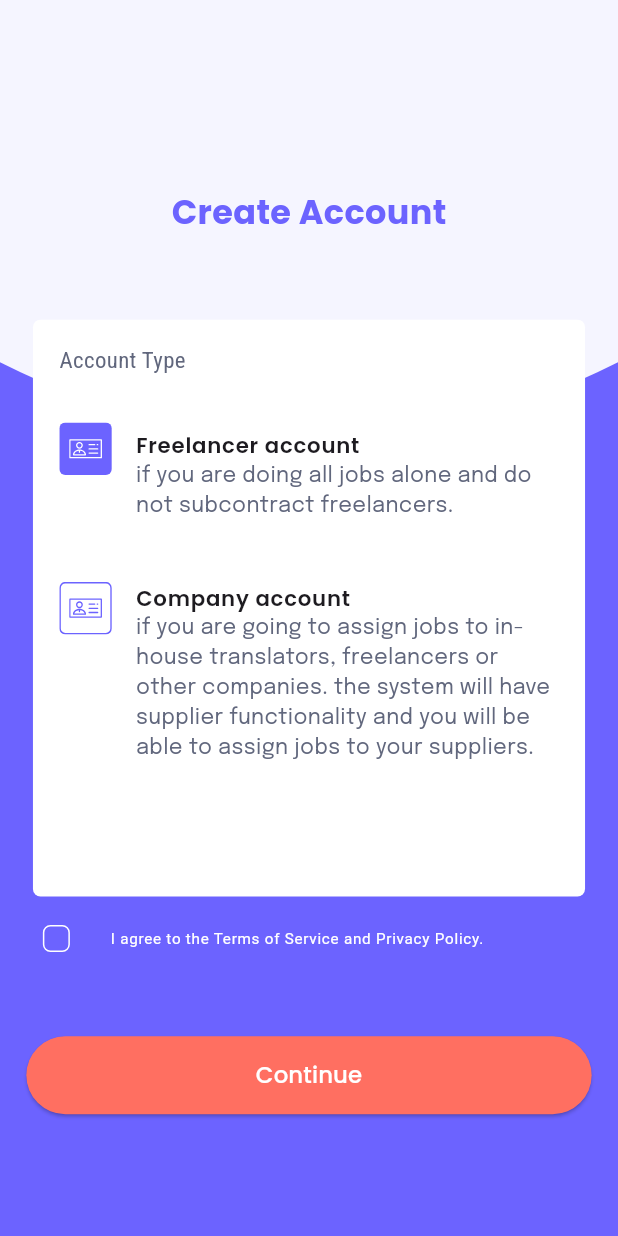
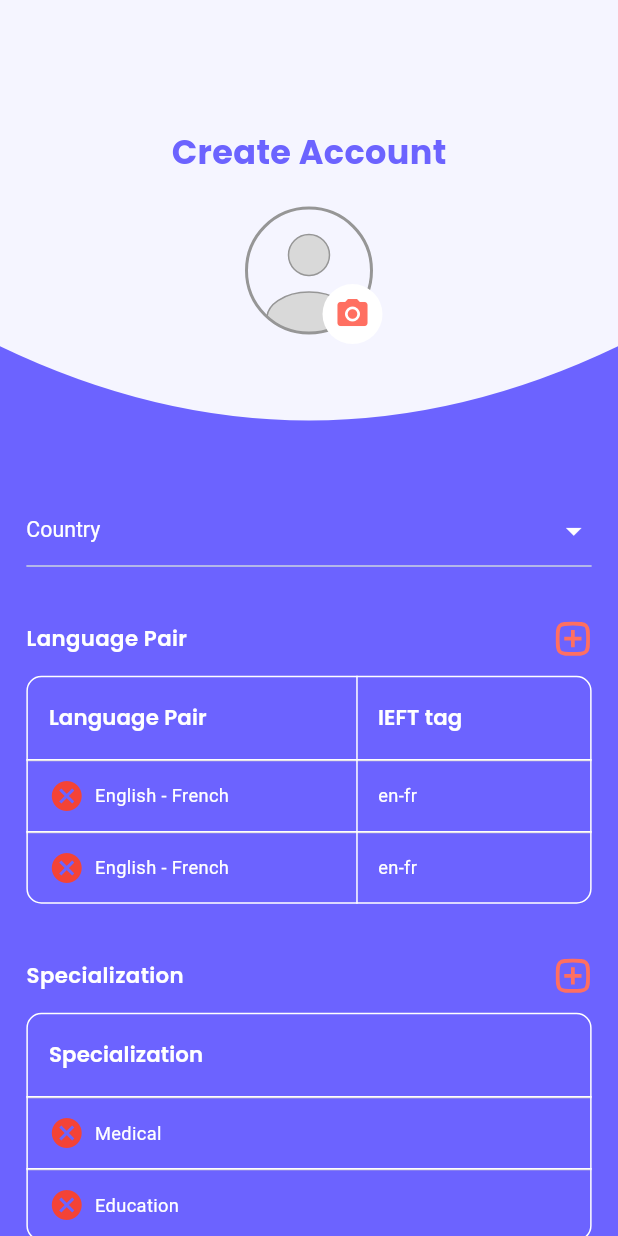
Before and after one commit to Mohamed-7agag/Tradof, a Flutter app: the CreateAccountPageView screen opened by its route, swiped to page 3, on a phone screen of 412 x 824 dp. Run offline on Flutter 3.47's test engine with Material 3 defaults, Android fonts, the light colour scheme and no system bars; drawn by our look-alikes of expandable_page_view; our stand-ins replace awesome_dialog, dartz, dio, equatable, flutter_bloc, flutter_otp_text_field and 9 more; accounts and stored records are empty; statements that could not run were skipped.

Commit message:
create register3 views : freelancer view company view

```diff
--- /dev/null
+++ b/lib/core/utils/widgets/custom_drop_down_widget.dart
@@ -0,0 +1,45 @@
+import 'package:flutter/material.dart';
+
+import '../../theming/app_colors.dart';
+import '../../theming/app_style.dart';
+
+class CustomDropDownWidget extends StatelessWidget {
+  const CustomDropDownWidget(
+      {super.key, required this.hint, required this.items, this.value});
+  final String hint;
+  final List<String> items;
+  final String? value;
+
+  @override
+  Widget build(BuildContext context) {
+    return DropdownButtonFormField<String>(
+      decoration: InputDecoration(
+        border: _buildBorder(),
+        enabledBorder: _buildBorder(),
+        focusedBorder: _buildBorder(color: AppColors.white),
+      ),
+      value: value,
+      iconEnabledColor: AppColors.white,
+      style: AppStyle.poppinsMedium14.copyWith(color: AppColors.white),
+      dropdownColor: AppColors.darkGrey,
+      elevation: 4,
+      hint: Text(
+        hint,
+        style: AppStyle.robotoRegular14.copyWith(color: AppColors.white),
+      ),
+      items: items
+          .map(
+            (e) => DropdownMenuItem(
+                value: e, child: Text(e, style: AppStyle.poppinsMedium14)),
+          )
+          .toList(),
+      onChanged: (value) {},
+    );
+  }
+
+  UnderlineInputBorder _buildBorder({Color? color}) {
+    return UnderlineInputBorder(
+      borderSide: BorderSide(color: color ?? AppColors.grey),
+    );
+  }
+}
--- a/lib/core/utils/widgets/custom_text_field.dart
+++ b/lib/core/utils/widgets/custom_text_field.dart
@@ -41,6 +41,7 @@ class _CustomTextFieldState extends State<CustomTextField> {
       obscureText: _isObscure,
       controller: widget.controller,
       keyboardType: widget.keyboardType,
+      style: AppStyle.robotoRegular14.copyWith(color: widget.labelColor),
       validator: (value) {
         if (value!.trim().isNullOrEmpty()) {
           return 'required';
@@ -51,6 +52,7 @@ class _CustomTextFieldState extends State<CustomTextField> {
         suffixIcon: widget.obscureText
             ? ObscureIcon(
                 isObscure: _isObscure,
+                labelColor: widget.labelColor,
                 onPressed: () {
                   setState(() => _isObscure = !_isObscure);
                 },
@@ -59,7 +61,8 @@ class _CustomTextFieldState extends State<CustomTextField> {
         border: _buildBorder(),
         enabledBorder: _buildBorder(),
         focusedErrorBorder: _buildBorder(),
-        focusedBorder: _buildBorder(color: widget.labelColor ?? AppColors.primary),
+        focusedBorder:
+            _buildBorder(color: widget.labelColor ?? AppColors.primary),
         errorBorder: _buildBorder(color: Colors.red),
         label: Text(
           widget.labelText,
--- a/lib/core/utils/widgets/obscure_icon.dart
+++ b/lib/core/utils/widgets/obscure_icon.dart
@@ -5,10 +5,11 @@ class ObscureIcon extends StatelessWidget {
   const ObscureIcon({
     super.key,
     required this.isObscure,
-    required this.onPressed,
+    required this.onPressed, this.labelColor,
   });
 
   final bool isObscure;
+  final Color? labelColor;
   final VoidCallback onPressed;
 
   @override
@@ -16,7 +17,7 @@ class ObscureIcon extends StatelessWidget {
     return IconButton(
       icon: Icon(
         isObscure ? Icons.visibility : Icons.visibility_off,
-        color: AppColors.primary,
+        color: labelColor ?? AppColors.primary,
       ),
       onPressed: onPressed,
     );
--- a/lib/features/auth/presentation/views/create_account_page_view.dart
+++ b/lib/features/auth/presentation/views/create_account_page_view.dart
@@ -4,6 +4,8 @@ import 'package:tradof/core/helpers/spacing.dart';
 import 'package:tradof/core/theming/app_colors.dart';
 import 'package:tradof/features/auth/presentation/views/register_view.dart';
 import 'package:tradof/features/auth/presentation/views/select_account_type_view.dart';
+
+import 'freelancer_register_view.dart';
 
 class CreateAccountPageView extends StatefulWidget {
   const CreateAccountPageView({super.key});
@@ -38,7 +40,8 @@ class _CreateAccountPageViewState extends State<CreateAccountPageView> {
             hasScrollBody: false,
             child: Column(
               children: [
-                ExpandablePageView(
+                Expanded(
+                  child: ExpandablePageView(
                     controller: _pageController,
                     onPageChanged: (int page) {
                       setState(() => _currentPage = page);
@@ -46,8 +49,10 @@ class _CreateAccountPageViewState extends State<CreateAccountPageView> {
                     children: [
                       SelectAccountTypeView(pageController: _pageController),
                       RegisterView(pageController: _pageController),
-                    SelectAccountTypeView(pageController: _pageController),
+                      FreelancerRegisterView(),
+                      //CompanyRegisterView(),
                     ],
+                  ),
                 ),
                 verticalSpace(20),
                 _buildDotIndicator(),
--- /dev/null
+++ b/lib/features/auth/presentation/views/freelancer_register_view.dart
@@ -0,0 +1,44 @@
+import 'package:flutter/material.dart';
+import 'package:flutter_screenutil/flutter_screenutil.dart';
+import 'package:tradof/core/helpers/spacing.dart';
+import 'package:tradof/core/theming/app_colors.dart';
+import 'package:tradof/core/utils/widgets/custom_button.dart';
+import 'package:tradof/core/utils/widgets/custom_drop_down_widget.dart';
+import 'package:tradof/features/auth/presentation/widgets/create_account_curve_with_image.dart';
+import 'package:tradof/features/auth/presentation/widgets/language_pair_table.dart';
+import 'package:tradof/features/auth/presentation/widgets/specialization_table.dart';
+
+class FreelancerRegisterView extends StatelessWidget {
+  const FreelancerRegisterView({super.key});
+
+  @override
+  Widget build(BuildContext context) {
+    return Column(
+      children: [
+        CreateAccountCurveWithImage(),
+        Padding(
+          padding: EdgeInsets.symmetric(horizontal: 16.w),
+          child: Column(
+            children: [
+              CustomDropDownWidget(
+                hint: 'Country',
+                items: ['USA', 'UK', 'Canada'],
+              ),
+              verticalSpace(35),
+              LanguagePairTable(),
+              verticalSpace(35),
+              SpecializationTable(),
+              verticalSpace(40),
+              CustomButton(
+                text: 'Continue',
+                color: AppColors.lightOrange,
+                onPressed: () {},
+              ),
+              verticalSpace(20),
+            ],
+          ),
+        ),
+      ],
+    );
+  }
+}
--- a/lib/features/auth/presentation/views/select_account_type_view.dart
+++ b/lib/features/auth/presentation/views/select_account_type_view.dart
@@ -13,7 +13,7 @@ class SelectAccountTypeView extends StatelessWidget {
   @override
   Widget build(BuildContext context) {
     return SizedBox(
-      height: 1.sh,
+      height: 0.95.sh,
       child: Stack(
         alignment: Alignment.topCenter,
         children: [
--- /dev/null
+++ b/lib/features/auth/presentation/widgets/account_image_widget.dart
@@ -0,0 +1,73 @@
+import 'dart:developer';
+import 'dart:io';
+
+import 'package:flutter/material.dart';
+import 'package:flutter_svg/flutter_svg.dart';
+import 'package:image_picker/image_picker.dart';
+
+import '../../../../core/theming/app_colors.dart';
+
+class AccountImageWidget extends StatefulWidget {
+  const AccountImageWidget({super.key});
+
+  @override
+  State<AccountImageWidget> createState() => _AccountImageWidgetState();
+}
+
+class _AccountImageWidgetState extends State<AccountImageWidget> {
+  File? _image;
+  Future<void> _pickImageFromGallery() async {
+    try {
+      final ImagePicker picker = ImagePicker();
+      final XFile? image = await picker.pickImage(source: ImageSource.gallery);
+      if (image != null) {
+        setState(() {
+          _image = File(image.path);
+        });
+      }
+    } catch (e) {
+      log('Error picking image: $e');
+    }
+  }
+
+  @override
+  Widget build(BuildContext context) {
+    return Stack(
+      alignment: Alignment.bottomRight,
+      clipBehavior: Clip.none,
+      children: [
+        userImage(),
+        Positioned(
+          bottom: -10,
+          right: -10,
+          child: IconButton(
+            onPressed: () {
+              _pickImageFromGallery();
+            },
+            icon: Icon(
+              Icons.camera_alt,
+              color: AppColors.lightOrange,
+            ),
+            style: IconButton.styleFrom(
+              backgroundColor: AppColors.white,
+            ),
+          ),
+        )
+      ],
+    );
+  }
+
+  Widget userImage() {
+    return _image != null
+        ? ClipRRect(
+            borderRadius: BorderRadius.circular(50),
+            child: Image.file(
+              _image!,
+              width: 85,
+              height: 85,
+              fit: BoxFit.fill,
+            ),
+          )
+        : SvgPicture.asset('assets/images/person.svg');
+  }
+}
--- a/lib/features/auth/presentation/widgets/create_account_countainer_curve.dart
+++ b/lib/features/auth/presentation/widgets/create_account_curve_with_image.dart
@@ -1,17 +1,19 @@
 import 'package:flutter/material.dart';
 import 'package:flutter_screenutil/flutter_screenutil.dart';
+import 'package:tradof/core/helpers/spacing.dart';
 import 'package:tradof/core/theming/app_colors.dart';
 import 'package:tradof/core/theming/app_style.dart';
+import 'package:tradof/features/auth/presentation/widgets/account_image_widget.dart';
 
-class CreateAccountContainerCurve extends StatelessWidget {
-  const CreateAccountContainerCurve({super.key});
+class CreateAccountCurveWithImage extends StatelessWidget {
+  const CreateAccountCurveWithImage({super.key});
   @override
   Widget build(BuildContext context) {
     return ClipPath(
       clipper: CurveClipper(),
       child: Container(
         alignment: Alignment.center,
-        height: 340.h,
+        height: 325.h,
         width: 1.sw,
         decoration: BoxDecoration(
           color: AppColors.background,
@@ -19,14 +21,16 @@ class CreateAccountContainerCurve extends StatelessWidget {
         child: Column(
           mainAxisAlignment: MainAxisAlignment.center,
           children: [
-            Spacer(flex: 2),
+            Spacer(flex: 4),
             Text(
               'Create Account',
               style: AppStyle.poppinsMedium22.copyWith(
                 color: AppColors.primary,
               ),
             ),
-            Spacer(flex: 3),
+            verticalSpace(20),
+            AccountImageWidget(),
+            Spacer(flex: 5),
           ],
         ),
       ),
--- /dev/null
+++ b/lib/features/auth/presentation/widgets/language_pair_table.dart
@@ -0,0 +1,113 @@
+import 'package:flutter/material.dart';
+import 'package:flutter_screenutil/flutter_screenutil.dart';
+import 'package:flutter_svg/flutter_svg.dart';
+import 'package:tradof/core/helpers/spacing.dart';
+import 'package:tradof/core/theming/app_colors.dart';
+import 'package:tradof/core/theming/app_style.dart';
+
+class LanguagePairTable extends StatelessWidget {
+  const LanguagePairTable({super.key});
+
+  @override
+  Widget build(BuildContext context) {
+    return Column(
+      children: [
+        Row(
+          mainAxisAlignment: MainAxisAlignment.spaceBetween,
+          children: [
+            Text(
+              'Language Pair',
+              style:
+                  AppStyle.poppinsSemiBold14.copyWith(color: AppColors.white),
+            ),
+            SvgPicture.asset('assets/images/add.svg', width: 25),
+          ],
+        ),
+        verticalSpace(12),
+        SizedBox(
+          width: 1.sw,
+          child: DataTable(
+            columns: [
+              DataColumn(
+                label: Text(
+                  'Language Pair',
+                  style: AppStyle.poppinsSemiBold14.copyWith(
+                    color: AppColors.white,
+                  ),
+                ),
+              ),
+              DataColumn(
+                label: Text(
+                  'IEFT tag',
+                  style: AppStyle.poppinsSemiBold14.copyWith(
+                    color: AppColors.white,
+                  ),
+                ),
+              )
+            ],
+            rows: [
+              DataRow(
+                cells: [
+                  DataCell(
+                    Row(
+                      children: [
+                        Icon(Icons.cancel, color: Colors.red),
+                        horizontalSpace(6),
+                        Text(
+                          'English - French',
+                          style: AppStyle.robotoRegular12.copyWith(
+                            color: AppColors.white,
+                          ),
+                        ),
+                      ],
+                    ),
+                  ),
+                  DataCell(
+                    Text(
+                      'en-fr',
+                      style: AppStyle.robotoRegular12.copyWith(
+                        color: AppColors.white,
+                      ),
+                    ),
+                  ),
+                ],
+              ),
+              DataRow(
+                cells: [
+                  DataCell(
+                    Row(
+                      children: [
+                        Icon(Icons.cancel, color: Colors.red),
+                        horizontalSpace(6),
+                        Text(
+                          'English - French',
+                          style: AppStyle.robotoRegular12.copyWith(
+                            color: AppColors.white,
+                          ),
+                        ),
+                      ],
+                    ),
+                  ),
+                  DataCell(
+                    Text(
+                      'en-fr',
+                      style: AppStyle.robotoRegular12.copyWith(
+                        color: AppColors.white,
+                      ),
+                    ),
+                  ),
+                ],
+              ),
+            ],
+            horizontalMargin: 15,
+            columnSpacing: 28,
+            border: TableBorder.all(
+              color: AppColors.white,
+              borderRadius: BorderRadius.circular(10),
+            ),
+          ),
+        ),
+      ],
+    );
+  }
+}
--- a/lib/features/auth/presentation/widgets/privacy_policy_check_box.dart
+++ b/lib/features/auth/presentation/widgets/privacy_policy_check_box.dart
@@ -16,7 +16,7 @@ class _PrivacyPolicyCheckBoxState extends State<PrivacyPolicyCheckBox> {
   @override
   Widget build(BuildContext context) {
     return Padding(
-      padding:  EdgeInsets.symmetric(horizontal: 16.w),
+      padding: EdgeInsets.symmetric(horizontal: 16.w),
       child: CheckboxListTile(
         value: checked,
         onChanged: (val) {
--- a/lib/features/auth/presentation/widgets/register_form.dart
+++ b/lib/features/auth/presentation/widgets/register_form.dart
@@ -28,7 +28,6 @@ class RegisterForm extends StatelessWidget {
             labelColor: AppColors.white,
             controller: TextEditingController(),
             keyboardType: TextInputType.text,
-            obscureText: true,
           ),
           verticalSpace(12),
           CustomTextField(
@@ -43,7 +42,6 @@ class RegisterForm extends StatelessWidget {
             labelColor: AppColors.white,
             controller: TextEditingController(),
             keyboardType: TextInputType.number,
-            obscureText: true,
           ),
           verticalSpace(12),
           CustomTextField(
@@ -51,6 +49,7 @@ class RegisterForm extends StatelessWidget {
             labelColor: AppColors.white,
             controller: TextEditingController(),
             keyboardType: TextInputType.text,
+            obscureText: true,
           ),
           verticalSpace(12),
           CustomTextField(
--- a/lib/features/auth/presentation/widgets/select_account_type_section.dart
+++ b/lib/features/auth/presentation/widgets/select_account_type_section.dart
@@ -12,17 +12,14 @@ class SelectAccountTypeSection extends StatelessWidget {
   Widget build(BuildContext context) {
     return Container(
       width: MediaQuery.sizeOf(context).width - 40.w,
-      height: 350.w,
+      padding: EdgeInsets.symmetric(vertical: 16.h,horizontal: 16.w),
       decoration: BoxDecoration(
         color: AppColors.white,
         borderRadius: BorderRadius.circular(5),
       ),
-      child: Padding(
-        padding: EdgeInsets.symmetric(horizontal: 16.w),
       child: Column(
         crossAxisAlignment: CrossAxisAlignment.start,
         children: [
-            verticalSpace(16),
           Text(
             'Account Type',
             style: AppStyle.robotoCondensedRegular15
@@ -32,7 +29,6 @@ class SelectAccountTypeSection extends StatelessWidget {
           AccountTypesSection()
         ],
       ),
-      ),
     );
   }
 }
--- /dev/null
+++ b/lib/features/auth/presentation/widgets/specialization_table.dart
@@ -0,0 +1,89 @@
+import 'package:flutter/material.dart';
+import 'package:flutter_screenutil/flutter_screenutil.dart';
+import 'package:flutter_svg/flutter_svg.dart';
+import 'package:tradof/core/helpers/spacing.dart';
+import 'package:tradof/core/theming/app_colors.dart';
+import 'package:tradof/core/theming/app_style.dart';
+
+class SpecializationTable extends StatelessWidget {
+  const SpecializationTable({super.key});
+
+  @override
+  Widget build(BuildContext context) {
+    return Column(
+      children: [
+        Row(
+          mainAxisAlignment: MainAxisAlignment.spaceBetween,
+          children: [
+            Text(
+              'Specialization',
+              style:
+                  AppStyle.poppinsSemiBold14.copyWith(color: AppColors.white),
+            ),
+            SvgPicture.asset('assets/images/add.svg', width: 25),
+          ],
+        ),
+        verticalSpace(12),
+        SizedBox(
+          width: 1.sw,
+          child: DataTable(
+            columns: [
+              DataColumn(
+                label: Text(
+                  'Specialization',
+                  style: AppStyle.poppinsSemiBold14.copyWith(
+                    color: AppColors.white,
+                  ),
+                ),
+              ),
+            ],
+            rows: [
+              DataRow(
+                cells: [
+                  DataCell(
+                    Row(
+                      children: [
+                        Icon(Icons.cancel, color: Colors.red),
+                        horizontalSpace(6),
+                        Text(
+                          'Medical',
+                          style: AppStyle.robotoRegular12.copyWith(
+                            color: AppColors.white,
+                          ),
+                        ),
+                      ],
+                    ),
+                  ),
+                ],
+              ),
+              DataRow(
+                cells: [
+                  DataCell(
+                    Row(
+                      children: [
+                        Icon(Icons.cancel, color: Colors.red),
+                        horizontalSpace(6),
+                        Text(
+                          'Education',
+                          style: AppStyle.robotoRegular12.copyWith(
+                            color: AppColors.white,
+                          ),
+                        ),
+                      ],
+                    ),
+                  ),
+                ],
+              ),
+            ],
+            horizontalMargin: 15,
+            columnSpacing: 28,
+            border: TableBorder.all(
+              color: AppColors.white,
+              borderRadius: BorderRadius.circular(10),
+            ),
+          ),
+        ),
+      ],
+    );
+  }
+}
```
Also changed, not shown: lib/features/auth/presentation/views/company_register_view.dart (added, +57 -0 lines), lib/features/auth/presentation/widgets/industries_served_table.dart (added, +89 -0 lines), lib/features/auth/presentation/widgets/prefered_languages_table.dart (added, +113 -0 lines), assets/images/add.svg (added), assets/images/person.svg (added), 2 other files. Lines whose indentation alone changed are shown as unchanged.
